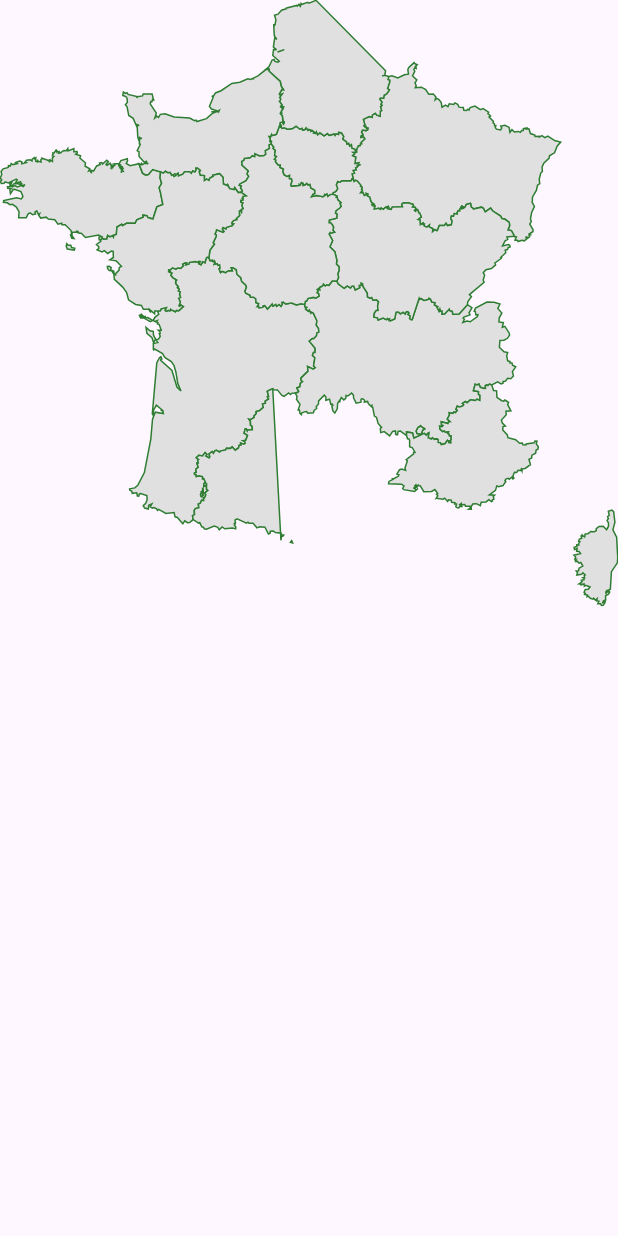
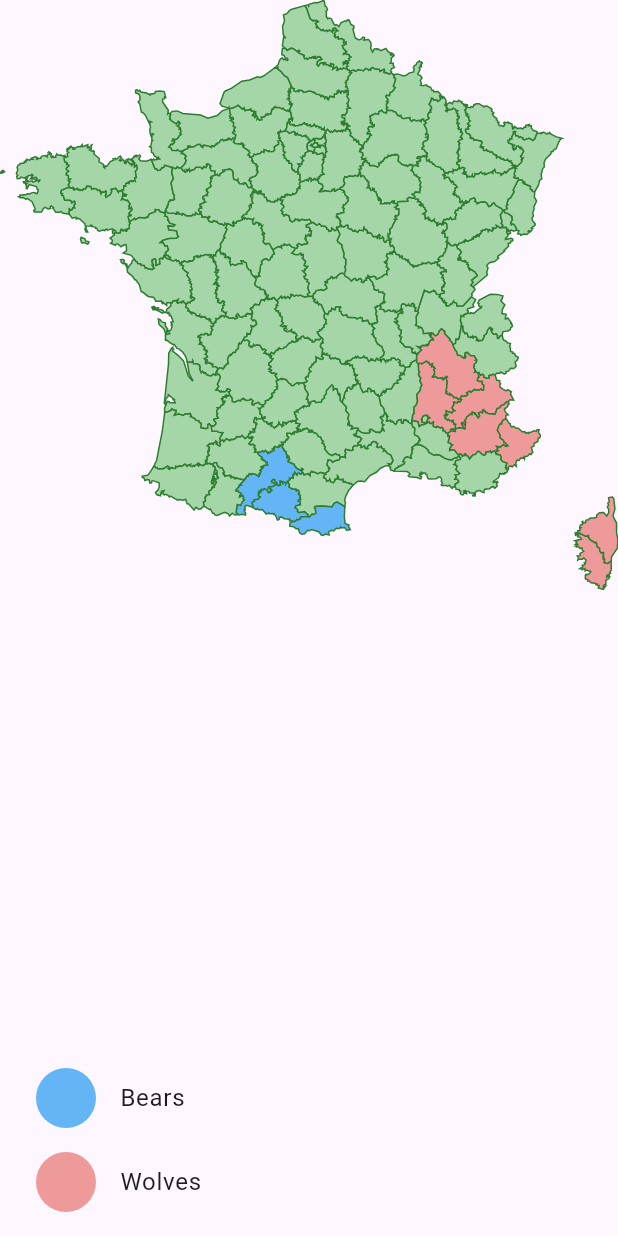
Before and after one commit to ClementBeal/interactive_country_map, a Flutter app: the screen it shows after launch, on a phone screen of 412 x 824 dp. Run offline on Flutter 3.47's test engine with Material 3 defaults, Android fonts, the phone set to English and light mode, and no system bars; project files that could hold a hidden picture were left out.

Commit message:
more examples and docs

```diff
--- a/example/lib/main.dart
+++ b/example/lib/main.dart
@@ -13,17 +13,34 @@ class MyApp extends StatefulWidget {
 }
 
 class _MyAppState extends State<MyApp> {
-  String? selectedRegion;
-  MapEntity map = MapEntity.franceNew;
-  double _currentScale = 1.0;
-
   @override
   Widget build(BuildContext context) {
     return SafeArea(
       child: MaterialApp(
         debugShowCheckedModeBanner: false,
         title: 'Flutter Demo',
-        home: Scaffold(
+        home: FranceWolfMap(),
+      ),
+    );
+  }
+}
+
+class FranceDepartmentsPage extends StatefulWidget {
+  FranceDepartmentsPage({super.key});
+
+  @override
+  State<FranceDepartmentsPage> createState() => _FranceDepartmentsPageState();
+}
+
+class _FranceDepartmentsPageState extends State<FranceDepartmentsPage> {
+  String? selectedRegion;
+  MapEntity map = MapEntity.franceDepartments;
+
+  final _controller = TextEditingController();
+
+  @override
+  Widget build(BuildContext context) {
+    return Scaffold(
       body: Column(
         children: [
           Expanded(
@@ -34,77 +51,240 @@ class _MyAppState extends State<MyApp> {
                 selectedBorderWidth: 3.0,
                 defaultCountryColor: Colors.grey.shade300,
                 defaultSelectedCountryColor: Colors.green.shade200,
-                    mappingCode: {
-                      ...MappingHelper.sameColor(
-                        Colors.green.shade300,
-                        [
-                          "FR-A",
-                          "FR-B",
-                          "FR-C",
-                          "FR-D",
-                          "FR-E",
-                        ],
-                      )
-                    },
               ),
-                  loadingWidget: Container(
-                    color: Colors.red,
-                    width: 100,
-                    height: 100,
-                  ),
-                  onCountrySelected: (code) {
-                    setState(() {
-                      selectedRegion = code;
-                    });
-                  },
+              loadingBuilder: (context) =>
+                  const Center(child: CircularProgressIndicator()),
               map: map,
               selectedCode: selectedRegion,
               minScale: 0.3,
               maxScale: 4,
-                  initialScale: _currentScale,
-                  currentScale: _currentScale,
-                  // markers: [
-                  //   MarkerGroup(
-                  //     borderColor: Colors.pink.shade600,
-                  //     backgroundColor: Colors.pink.shade300,
-                  //     markers: [
-                  //       Marker(x: 30, y: 40),
-                  //       Marker(x: 130, y: 440),
-                  //       Marker(x: 250, y: 340),
-                  //     ],
-                  //   ),
-                  // ],
+              onCountrySelected: (code) {
+                setState(() {
+                  selectedRegion = code;
+                  _controller.text = departments[code]!;
+                });
+              },
             ),
           ),
-              // if (selectedRegion != null)
-              //   Text(
-              //     "Selected area: $selectedRegion",
-              //     style: Theme.of(context).textTheme.displaySmall,
-              //   ),
-              // FilledButton(
-              //   onPressed: () {
-              //     setState(() {
-              //       if (_currentScale <= 8) {
-              //         _currentScale += 1;
-              //       }
-              //     });
-              //   },
-              //   child: const Text("Zoom in"),
-              // ),
-              // FilledButton(
-              //   onPressed: () {
-              //     setState(() {
-              //       if (_currentScale - 1 > 0) {
-              //         _currentScale -= 1;
-              //       }
-              //     });
-              //   },
-              //   child: const Text("Zoom out"),
-              // ),
+          Padding(
+            padding: const EdgeInsets.all(8.0),
+            child: TextField(
+              readOnly: true,
+              controller: _controller,
+              decoration: const InputDecoration(
+                border: OutlineInputBorder(),
+                labelText: "Where were you born?",
+              ),
+              onTap: () async {
+                final value = await showModalBottomSheet<String>(
+                  context: context,
+                  builder: (context) => FrenchDepartementsList(),
+                );
+
+                if (value != null) {
+                  _controller.text = departments[value]!;
+                  setState(() {
+                    selectedRegion = value;
+                  });
+                }
+              },
+            ),
+          )
         ],
-          ),
-        ),
       ),
     );
   }
 }
+
+class FrenchDepartementsList extends StatelessWidget {
+  FrenchDepartementsList({super.key});
+
+  @override
+  Widget build(BuildContext context) {
+    final entries = departments.entries.toList();
+
+    return ListView.builder(
+      shrinkWrap: true,
+      itemCount: entries.length,
+      itemBuilder: (context, index) {
+        final d = entries[index];
+
+        return ListTile(
+          title: Text(d.value),
+          onTap: () {
+            Navigator.of(context).pop(d.key);
+          },
+        );
+      },
+    );
+  }
+}
+
+class FranceWolfMap extends StatelessWidget {
+  const FranceWolfMap({super.key});
+
+  @override
+  Widget build(BuildContext context) {
+    return Scaffold(
+      body: Column(
+        children: [
+          Expanded(
+            child: InteractiveMap(
+              theme: InteractiveMapTheme(
+                  borderColor: Colors.green.shade800,
+                  borderWidth: 1.0,
+                  selectedBorderWidth: 3.0,
+                  defaultCountryColor: Colors.green.shade200,
+                  mappingCode: {
+                    ...MappingHelper.sameColor(
+                      Colors.red.shade200,
+                      [
+                        "FR-05",
+                        "FR-06",
+                        "FR-38",
+                        "FR-04",
+                        "FR-26",
+                        "FR-2A",
+                        "FR-2B"
+                      ],
+                    ),
+                    ...MappingHelper.sameColor(
+                      Colors.blue.shade300,
+                      [
+                        "FR-09",
+                        "FR-66",
+                        "FR-31",
+                      ],
+                    ),
+                  }),
+              loadingBuilder: (context) =>
+                  const Center(child: CircularProgressIndicator()),
+              map: MapEntity.franceDepartments,
+              minScale: 0.3,
+              maxScale: 4,
+            ),
+          ),
+          Padding(
+            padding: const EdgeInsets.all(8.0),
+            child: ListView(
+              shrinkWrap: true,
+              children: [
+                ListTile(
+                  leading: CircleAvatar(
+                    backgroundColor: Colors.blue.shade300,
+                  ),
+                  title: Text("Bears"),
+                ),
+                ListTile(
+                  leading: CircleAvatar(
+                    backgroundColor: Colors.red.shade200,
+                  ),
+                  title: Text("Wolves"),
+                ),
+              ],
+            ),
+          ),
+        ],
+      ),
+    );
+  }
+}
+
+final departments = {
+  "FR-01": "Ain",
+  "FR-02": "Aisne",
+  "FR-03": "Allier",
+  "FR-04": "Alpes-de-Haute-Provence",
+  "FR-05": "Hautes-Alpes",
+  "FR-06": "Alpes-Maritimes",
+  "FR-07": "Ardèche",
+  "FR-08": "Ardennes",
+  "FR-09": "Ariège",
+  "FR-10": "Aube",
+  "FR-11": "Aude",
+  "FR-12": "Aveyron",
+  "FR-13": "Bouches-du-Rhône",
+  "FR-14": "Calvados",
+  "FR-15": "Cantal",
+  "FR-16": "Charente",
+  "FR-17": "Charente-Maritime",
+  "FR-18": "Cher",
+  "FR-19": "Corrèze",
+  "FR-21": "Côte-d'Or",
+  "FR-22": "Côtes-d'Armor",
+  "FR-23": "Creuse",
+  "FR-24": "Dordogne",
+  "FR-25": "Doubs",
+  "FR-26": "Drôme",
+  "FR-27": "Eure",
+  "FR-28": "Eure-et-Loir",
+  "FR-29": "Finistère",
+  "FR-2A": "Corse-du-Sud",
+  "FR-2B": "Haute-Corse",
+  "FR-30": "Gard",
+  "FR-31": "Haute-Garonne",
+  "FR-32": "Gers",
+  "FR-33": "Gironde",
+  "FR-34": "Hérault",
+  "FR-35": "Ille-et-Vilaine",
+  "FR-36": "Indre",
+  "FR-37": "Indre-et-Loire",
+  "FR-38": "Isère",
+  "FR-39": "Jura",
+  "FR-40": "Landes",
+  "FR-41": "Loir-et-Cher",
+  "FR-42": "Loire",
+  "FR-43": "Haute-Loire",
+  "FR-44": "Loire-Atlantique",
+  "FR-45": "Loiret",
+  "FR-46": "Lot",
+  "FR-47": "Lot-et-Garonne",
+  "FR-48": "Lozère",
+  "FR-49": "Maine-et-Loire",
+  "FR-50": "Manche",
+  "FR-51": "Marne",
+  "FR-52": "Haute-Marne",
+  "FR-53": "Mayenne",
+  "FR-54": "Meurthe-et-Moselle",
+  "FR-55": "Meuse",
+  "FR-56": "Morbihan",
+  "FR-57": "Moselle",
+  "FR-58": "Nièvre",
+  "FR-59": "Nord",
+  "FR-60": "Oise",
+  "FR-61": "Orne",
+  "FR-62": "Pas-de-Calais",
+  "FR-63": "Puy-de-Dôme",
+  "FR-64": "Pyrénées-Atlantiques",
+  "FR-65": "Hautes-Pyrénées",
+  "FR-66": "Pyrénées-Orientales",
+  "FR-67": "Bas-Rhin",
+  "FR-68": "Haut-Rhin",
+  "FR-69": "Rhône",
+  "FR-70": "Haute-Saône",
+  "FR-71": "Saône-et-Loire",
+  "FR-72": "Sarthe",
+  "FR-73": "Savoie",
+  "FR-74": "Haute-Savoie",
+  "FR-75": "Paris",
+  "FR-76": "Seine-Maritime",
+  "FR-77": "Seine-et-Marne",
+  "FR-78": "Yvelines",
+  "FR-79": "Deux-Sèvres",
+  "FR-80": "Somme",
+  "FR-81": "Tarn",
+  "FR-82": "Tarn-et-Garonne",
+  "FR-83": "Var",
+  "FR-84": "Vaucluse",
+  "FR-85": "Vendée",
+  "FR-86": "Vienne",
+  "FR-87": "Haute-Vienne",
+  "FR-88": "Vosges",
+  "FR-89": "Yonne",
+  "FR-90": "Territoire de Belfort",
+  "FR-91": "Essonne",
+  "FR-92": "Hauts-de-Seine",
+  "FR-93": "Seine-Saint-Denis",
+  "FR-94": "Val-de-Marne",
+  "FR-95": "Val-d'Oise"
+};
--- a/lib/src/interactive_map.dart
+++ b/lib/src/interactive_map.dart
@@ -13,7 +13,7 @@ class InteractiveMap extends StatefulWidget {
     this.onCountrySelected,
     required this.map,
     this.theme = const InteractiveMapTheme(),
-    this.loadingWidget,
+    this.loadingBuilder,
     this.minScale = 0.5,
     this.currentScale,
     this.maxScale = 8,
@@ -36,7 +36,7 @@ class InteractiveMap extends StatefulWidget {
   final InteractiveMapTheme theme;
 
   /// Widget we display during the loading of the map
-  final Widget? loadingWidget;
+  final Widget Function(BuildContext context)? loadingBuilder;
 
   /// Minimum value of a scale. Must be greater than 0
   final double minScale;
@@ -111,7 +111,7 @@ class _InteractiveMapState extends State<InteractiveMap> {
         ),
       );
     } else {
-      return widget.loadingWidget ?? const SizedBox.shrink();
+      return widget.loadingBuilder?.call(context) ?? const SizedBox.shrink();
     }
   }
 }
```
Also changed, not shown: docs/france_animals.png (added), 3 other files. Lines whose indentation alone changed are shown as unchanged.
